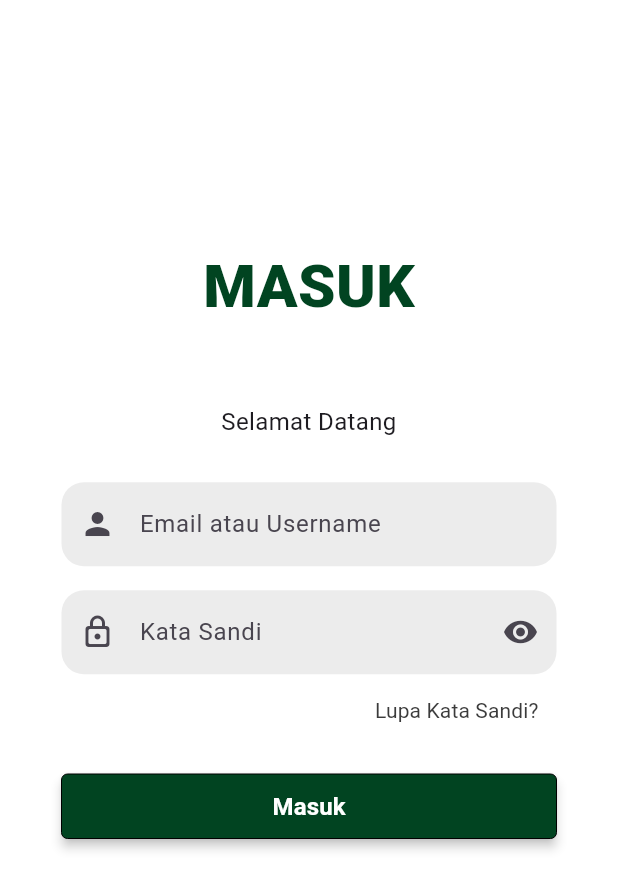
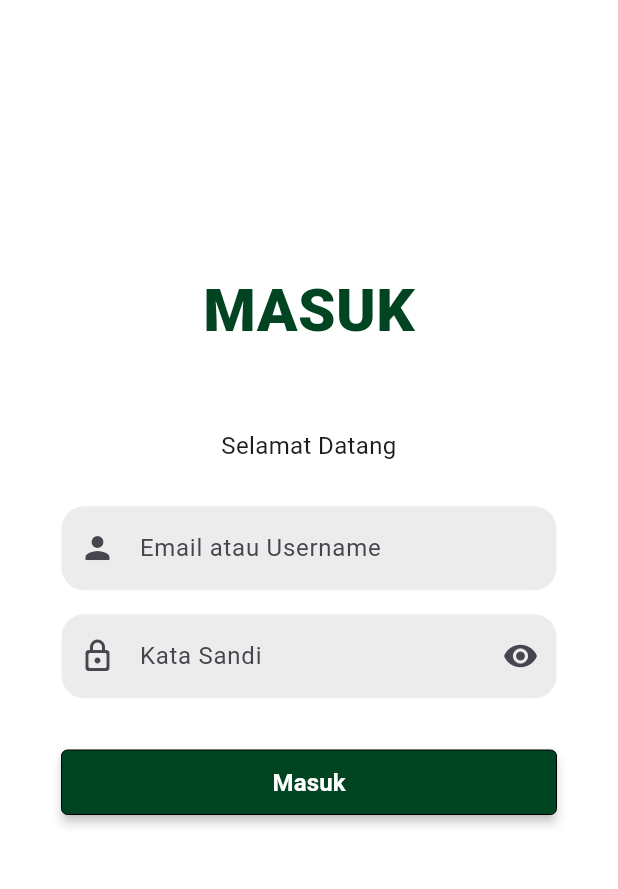
Before and after one commit to NaufalElyzar11/e-ponic, a Flutter app: the ProfileScreen screen opened directly, after a tap on "Keluar", on a phone screen of 412 x 824 dp. Shown: the top 889 px of the screen. Run offline on Flutter 3.47's test engine with Material 3 defaults, Android fonts, the phone set to English and light mode, and no system bars; our stand-ins replace cloud_firestore, firebase_auth, firebase_core, flutter_local_notifications, pdf, printing and 1 more; accounts and stored records are empty.

Commit message:
hapus pengaturan dan lupa kata sandi

```diff
--- a/hydroponic-mobile-app-main/lib/screens/login_screen.dart
+++ b/hydroponic-mobile-app-main/lib/screens/login_screen.dart
@@ -99,7 +99,7 @@ class _LoginScreenState extends State<LoginScreen> {
                         ),
                       ),
 
-                      _buildForgotPasswordButton(),
+                      _gap(),
                       _gap(),
 
                       // Login Button
@@ -123,39 +123,39 @@ class _LoginScreenState extends State<LoginScreen> {
 
   // Specific Widget Builders
 
-  Widget _buildForgotPasswordButton() {
-    return Padding(
-      padding: const EdgeInsets.all(0.0),
-      child: Align(
-        alignment: Alignment.centerRight,
-        child: TextButton(
-          onPressed: () {
-            /// do something
-          },
-          style: ButtonStyle(
-            overlayColor: WidgetStateProperty.resolveWith(
-              (Set<WidgetState> states) {
-                if (states.contains(WidgetState.pressed)) {
-                  // ignore: deprecated_member_use
-                  return Color.fromARGB(255, 189, 189, 189).withOpacity(0.2);
-                }
-                return null;
-              },
-            ),
-          ),
-          child: const Text(
-            'Lupa Kata Sandi?',
-            style: TextStyle(
-              fontSize: 14,
-              fontWeight: FontWeight.w400,
-              fontFamily: 'Roboto',
-              color: Color.fromARGB(255, 59, 59, 59),
-            ),
-          ),
-        ),
-      ),
-    );
-  }
+  // Widget _buildForgotPasswordButton() {
+  //   return Padding(
+  //     padding: const EdgeInsets.all(0.0),
+  //     child: Align(
+  //       alignment: Alignment.centerRight,
+  //       child: TextButton(
+  //         onPressed: () {
+  //           /// do something
+  //         },
+  //         style: ButtonStyle(
+  //           overlayColor: WidgetStateProperty.resolveWith(
+  //             (Set<WidgetState> states) {
+  //               if (states.contains(WidgetState.pressed)) {
+  //                 // ignore: deprecated_member_use
+  //                 return Color.fromARGB(255, 189, 189, 189).withOpacity(0.2);
+  //               }
+  //               return null;
+  //             },
+  //           ),
+  //         ),
+  //         child: const Text(
+  //           'Lupa Kata Sandi?',
+  //           style: TextStyle(
+  //             fontSize: 14,
+  //             fontWeight: FontWeight.w400,
+  //             fontFamily: 'Roboto',
+  //             color: Color.fromARGB(255, 59, 59, 59),
+  //           ),
+  //         ),
+  //       ),
+  //     ),
+  //   );
+  // }
 
   Widget _gap() => const SizedBox(height: 16);
 
--- a/hydroponic-mobile-app-main/lib/screens/profile_screen.dart
+++ b/hydroponic-mobile-app-main/lib/screens/profile_screen.dart
@@ -93,28 +93,28 @@ class ProfileScreen extends StatelessWidget {
                     Text(roleText),
                   ],
                 )),
-            ListTile(
-              leading: const Icon(
-                Icons.settings,
-                size: 25,
-              ),
-              title: const Text('Pengaturan'),
-              onTap: () {
-                // actions
-              },
-            ),
-            const Divider(),
-            ListTile(
-              leading: const Icon(
-                Icons.headset_mic,
-                size: 25,
-              ),
-              title: const Text('Bantuan & dukungan'),
-              onTap: () {
-                // actions
-              },
-            ),
-            const Divider(),
+            // ListTile(
+            //   leading: const Icon(
+            //     Icons.settings,
+            //     size: 25,
+            //   ),
+            //   title: const Text('Pengaturan'),
+            //   onTap: () {
+            //     // actions
+            //   },
+            // ),
+            // const Divider(),
+            // ListTile(
+            //   leading: const Icon(
+            //     Icons.headset_mic,
+            //     size: 25,
+            //   ),
+            //   title: const Text('Bantuan & dukungan'),
+            //   onTap: () {
+            //     // actions
+            //   },
+            // ),
+            // const Divider(),
             ListTile(
               textColor: Colors.red,
               iconColor: Colors.red,
```
